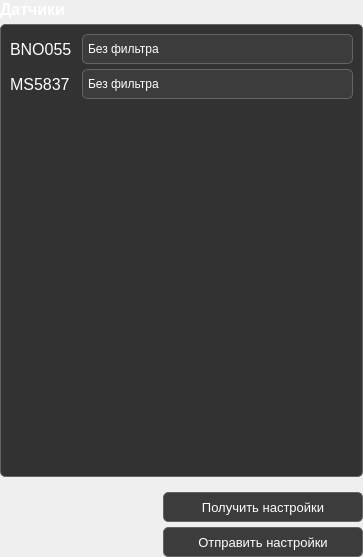
Above: src/ClientApp/Widgets/SensorsSettings/SensorsSettingsWidget.ui from PolarStarWalker/PolarUV-client before the change. Below: the same form after it.
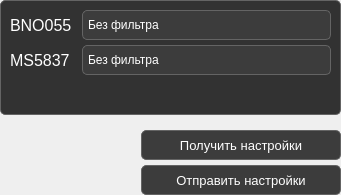
That is the form after the change. Icons and pictures are not drawn.

What changed in the file:
```diff
--- a/src/ClientApp/Widgets/SensorsSettings/SensorsSettingsWidget.ui
+++ b/src/ClientApp/Widgets/SensorsSettings/SensorsSettingsWidget.ui
@@ -6,10 +6,22 @@
    <rect>
     <x>0</x>
     <y>0</y>
-    <width>363</width>
-    <height>557</height>
+    <width>341</width>
+    <height>195</height>
    </rect>
   </property>
+  <property name="minimumSize">
+   <size>
+    <width>341</width>
+    <height>195</height>
+   </size>
+  </property>
+  <property name="maximumSize">
+   <size>
+    <width>341</width>
+    <height>195</height>
+   </size>
+  </property>
   <property name="windowTitle">
    <string>SensorsSettingsWidget</string>
   </property>
@@ -32,7 +44,7 @@
    <property name="verticalSpacing">
     <number>0</number>
    </property>
-   <item row="4" column="0">
+   <item row="2" column="0">
     <widget class="QWidget" name="ButtonsWidget" native="true">
      <property name="sizePolicy">
       <sizepolicy hsizetype="Preferred" vsizetype="Fixed">
@@ -166,24 +178,6 @@
     </widget>
    </item>
    <item row="0" column="0">
-    <widget class="QLabel" name="SensorsLabel">
-     <property name="font">
-      <font>
-       <pointsize>12</pointsize>
-       <weight>75</weight>
-       <bold>true</bold>
-      </font>
-     </property>
-     <property name="styleSheet">
-      <string notr="true">color: white;
-background-color: transparent;</string>
-     </property>
-     <property name="text">
-      <string>Датчики</string>
-     </property>
-    </widget>
-   </item>
-   <item row="2" column="0">
     <widget class="QWidget" name="MainWidget" native="true">
      <property name="sizePolicy">
       <sizepolicy hsizetype="Preferred" vsizetype="Preferred">
@@ -512,7 +506,7 @@
      </layout>
     </widget>
    </item>
-   <item row="3" column="0">
+   <item row="1" column="0">
     <spacer name="verticalSpacer_4">
      <property name="orientation">
       <enum>Qt::Vertical</enum>
@@ -528,22 +522,6 @@
      </property>
     </spacer>
    </item>
-   <item row="1" column="0">
-    <spacer name="verticalSpacer">
-     <property name="orientation">
-      <enum>Qt::Vertical</enum>
-     </property>
-     <property name="sizeType">
-      <enum>QSizePolicy::Fixed</enum>
-     </property>
-     <property name="sizeHint" stdset="0">
-      <size>
-       <width>20</width>
-       <height>5</height>
-      </size>
-     </property>
-    </spacer>
-   </item>
   </layout>
  </widget>
  <resources/>
```
